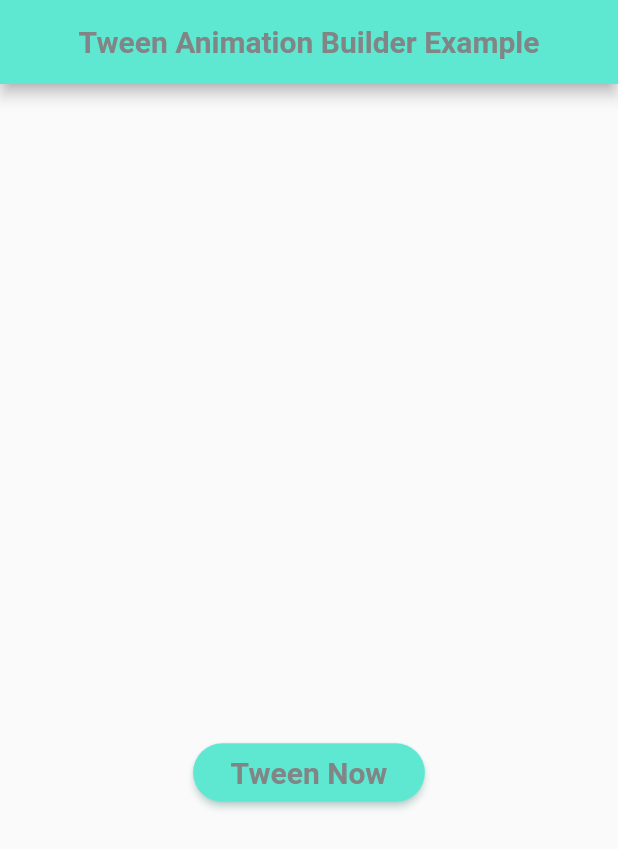
After one commit to esraa-mohamad/examples_learning_animation, a Flutter app: the screen it shows after launch, after a tap on "Tween Animation Builder Example", on a phone screen of 412 x 824 dp. The commit adds this screen. Shown: the top 849 px of the screen. Run offline on Flutter 3.47's test engine with Material 2 defaults, Android fonts, the light colour scheme and no system bars.

Commit message:
tween animation builder

```diff
--- a/lib/view/Explicit_Animation/explicit_home.dart
+++ b/lib/view/Explicit_Animation/explicit_home.dart
@@ -4,6 +4,7 @@ import 'package:examples_animation/view/Explicit_Animation/position_transition_e
 import 'package:examples_animation/view/Explicit_Animation/positioned_directional_transition_ex.dart';
 import 'package:examples_animation/view/Explicit_Animation/rotation_transition_ex.dart';
 import 'package:examples_animation/view/Explicit_Animation/size_transition_ex.dart';
+import 'package:examples_animation/view/Explicit_Animation/tween_animation_builder_ex.dart';
 import 'package:examples_animation/widget/second_button.dart';
 import 'package:flutter/material.dart';
 
@@ -59,6 +60,10 @@ class _ExplicitHomeViewState extends State<ExplicitHomeView> {
                 title: 'Positioned Directional Transition Example',
                 page: PositionedDirectionalTransitionExample()
             ),
+            SecondButtonElevated(
+                title: 'Tween Animation Builder Example',
+                page: TweenAnimationBuilderExample()
+            ),
           ],
         ),
       ),
--- /dev/null
+++ b/lib/view/Explicit_Animation/tween_animation_builder_ex.dart
@@ -0,0 +1,91 @@
+import 'package:flutter/material.dart';
+
+class TweenAnimationBuilderExample extends  StatefulWidget {
+  const TweenAnimationBuilderExample({super.key});
+
+  @override
+  State<TweenAnimationBuilderExample> createState() => _TweenAnimationBuilderExampleState();
+}
+
+class _TweenAnimationBuilderExampleState
+    extends State<TweenAnimationBuilderExample>
+    with SingleTickerProviderStateMixin
+{
+
+  double opacityValue = 0;
+
+
+  @override
+  Widget build(BuildContext context) {
+    return Scaffold(
+      appBar:  AppBar(
+        automaticallyImplyLeading: false,
+        backgroundColor: const Color(0xff5EE8D1),
+        title:  const Text(
+          'Tween Animation Builder Example',
+          style: TextStyle(
+            color: Color(0xff828585),
+            fontWeight: FontWeight.bold,
+            fontSize: 20,
+          ),
+        ),
+        centerTitle: true,
+      ),
+      body: Center(
+        child: Column(
+          mainAxisAlignment: MainAxisAlignment.center,
+          crossAxisAlignment: CrossAxisAlignment.center,
+          children: [
+            TweenAnimationBuilder(
+              tween: Tween<double>(begin: 0  , end: opacityValue),
+              duration: const Duration(milliseconds: 500),
+              builder: (BuildContext context, double value, Widget? child)
+              {
+                return  Opacity(
+                  opacity: value ,
+                  child: Container(
+                    width: 150,
+                    height: 150,
+                    decoration: BoxDecoration(
+                      borderRadius: BorderRadius.circular(opacityValue * value * 40),
+                      color: const Color(0xff5EE8D1),
+                    ),
+                  ) ,
+                );
+              },
+
+            ),
+            ElevatedButton(
+        style: ElevatedButton.styleFrom(
+            padding: const EdgeInsets.symmetric(
+              horizontal: 25,
+              vertical: 8,
+            ),
+            shadowColor: const Color(0xffB7F5EA),
+            backgroundColor: const Color(0xff5EE8D1),
+            shape: RoundedRectangleBorder(
+                borderRadius: BorderRadius.circular(20)
+            )
+        ),
+        onPressed: ()
+        {
+          setState(() {
+            opacityValue = opacityValue ==0 ? 1.0 : 0 ;
+          });
+        },
+        child:  const Text(
+          "Tween Now",
+          textAlign: TextAlign.center,
+          style: TextStyle(
+            color: Color(0xff828585),
+            fontSize: 20,
+            fontWeight: FontWeight.bold,
+          ),
+        ),
+      ),
+          ],
+        ),
+      ),
+    );
+  }
+}
```
